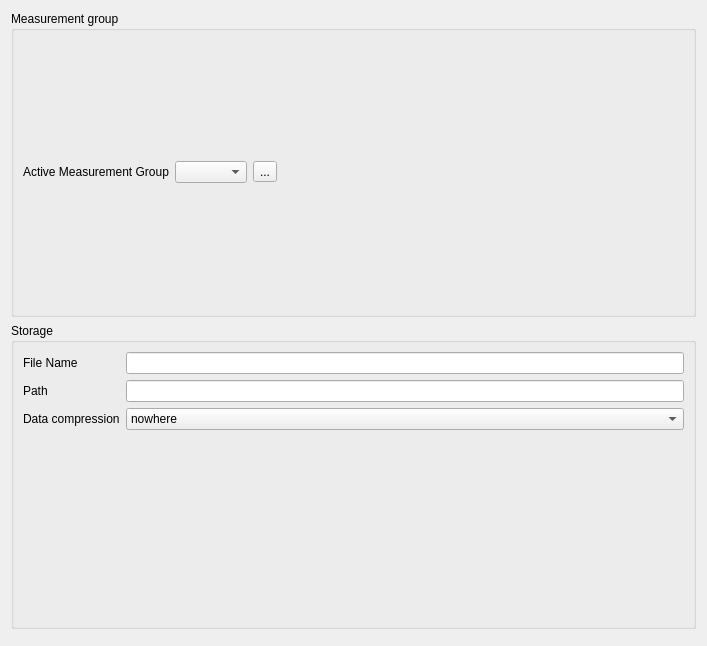
taurus-org/taurus, file lib/taurus/qt/qtgui/extra_sardana/ui/ExpDescriptionEditor.ui: the form before one commit.
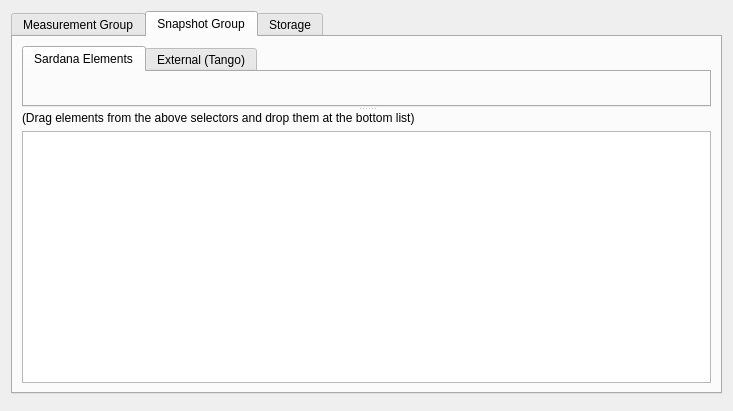
The form after the commit. The open tabs and pages were chosen to show the change. Custom widgets are drawn as their Qt base class.

Commit message: improved experiment description widget. Now it supports preScanSnapshot.

Patch:
```diff
--- a/lib/taurus/qt/qtgui/extra_sardana/ui/ExpDescriptionEditor.ui
+++ b/lib/taurus/qt/qtgui/extra_sardana/ui/ExpDescriptionEditor.ui
@@ -1,24 +1,28 @@
 <ui version="4.0" >
  <class>ExpDescriptionEditor</class>
- <widget class="QWidget" name="ExpDescriptionEditor" >
-  <property name="geometry" >
+ <widget class="QWidget" name="ExpDescriptionEditor">
+  <property name="geometry">
    <rect>
     <x>0</x>
     <y>0</y>
-    <width>707</width>
-    <height>646</height>
+    <width>733</width>
+    <height>411</height>
    </rect>
   </property>
   <property name="windowTitle" >
    <string>Form</string>
   </property>
-  <layout class="QVBoxLayout" name="verticalLayout_2" >
+  <layout class="QVBoxLayout" name="verticalLayout_3">
    <item>
-    <widget class="TaurusGroupBox" name="taurusGroupBox" >
-     <property name="title" >
-      <string>Measurement group</string>
+    <widget class="QTabWidget" name="tabWidget">
+     <property name="currentIndex">
+      <number>0</number>
      </property>
-     <layout class="QVBoxLayout" name="verticalLayout" >
+     <widget class="QWidget" name="mntGrpTab">
+      <attribute name="title">
+       <string>Measurement Group</string>
+      </attribute>
+      <layout class="QVBoxLayout" name="verticalLayout">
       <item>
        <layout class="QHBoxLayout" name="horizontalLayout" >
         <item>
@@ -58,42 +62,106 @@
       </item>
      </layout>
     </widget>
-   </item>
+     <widget class="QWidget" name="tab_2">
+      <attribute name="title">
+       <string>Snapshot Group</string>
+      </attribute>
+      <layout class="QVBoxLayout" name="verticalLayout_6">
+       <item>
+        <widget class="QSplitter" name="splitter">
+         <property name="orientation">
+          <enum>Qt::Vertical</enum>
+         </property>
+         <widget class="QTabWidget" name="tabWidget_2">
+          <property name="currentIndex">
+           <number>0</number>
+          </property>
+          <widget class="QWidget" name="tab_4">
+           <attribute name="title">
+            <string>Sardana Elements</string>
+           </attribute>
+           <layout class="QVBoxLayout" name="verticalLayout_5">
+            <item>
+             <widget class="SardanaElementTreeWidget" name="sardanaElementTree"/>
+            </item>
+           </layout>
+          </widget>
+          <widget class="QWidget" name="tab">
+           <attribute name="title">
+            <string>External (Tango)</string>
+           </attribute>
+           <layout class="QVBoxLayout" name="verticalLayout_4">
    <item>
-    <widget class="QGroupBox" name="groupBox" >
-     <property name="title" >
+             <widget class="TaurusModelSelectorTree" name="taurusModelTree"/>
+            </item>
+           </layout>
+          </widget>
+         </widget>
+         <widget class="QWidget" name="layoutWidget">
+          <layout class="QVBoxLayout" name="verticalLayout_2">
+           <item>
+            <widget class="QLabel" name="label_5">
+             <property name="text">
+              <string>(Drag elements from the above selectors and drop them at the bottom list)</string>
+             </property>
+            </widget>
+           </item>
+           <item>
+            <widget class="TaurusModelList" name="preScanList"/>
+           </item>
+          </layout>
+         </widget>
+        </widget>
+       </item>
+      </layout>
+     </widget>
+     <widget class="QWidget" name="tab_3">
+      <attribute name="title">
       <string>Storage</string>
-     </property>
-     <layout class="QFormLayout" name="formLayout" >
-      <item row="0" column="0" >
-       <widget class="QLabel" name="label_3" >
-        <property name="text" >
+      </attribute>
+      <layout class="QGridLayout" name="gridLayout">
+       <item row="0" column="1">
+        <spacer name="verticalSpacer_2">
+         <property name="orientation">
+          <enum>Qt::Vertical</enum>
+         </property>
+         <property name="sizeHint" stdset="0">
+          <size>
+           <width>20</width>
+           <height>246</height>
+          </size>
+         </property>
+        </spacer>
+       </item>
+       <item row="1" column="0" colspan="2">
+        <widget class="QLabel" name="label_3">
+         <property name="text">
          <string>File Name</string>
         </property>
        </widget>
       </item>
-      <item row="0" column="1" >
-       <widget class="QLineEdit" name="filenameLE" />
-      </item>
-      <item row="1" column="0" >
-       <widget class="QLabel" name="label_2" >
-        <property name="text" >
+       <item row="1" column="2">
+        <widget class="QLineEdit" name="filenameLE"/>
+       </item>
+       <item row="2" column="0">
+        <widget class="QLabel" name="label_2">
+         <property name="text">
          <string>Path</string>
         </property>
        </widget>
       </item>
-      <item row="1" column="1" >
-       <widget class="QLineEdit" name="pathLE" />
-      </item>
-      <item row="2" column="0" >
-       <widget class="QLabel" name="label_4" >
-        <property name="text" >
+       <item row="2" column="2">
+        <widget class="QLineEdit" name="pathLE"/>
+       </item>
+       <item row="3" column="0" colspan="2">
+        <widget class="QLabel" name="label_4">
+         <property name="text">
          <string>Data compression</string>
         </property>
        </widget>
       </item>
-      <item row="2" column="1" >
-       <widget class="QComboBox" name="compressionCB" >
+       <item row="3" column="2">
+        <widget class="QComboBox" name="compressionCB">
         <item>
          <property name="text" >
           <string>nowhere</string>
@@ -121,8 +189,22 @@
         </item>
        </widget>
       </item>
-     </layout>
-    </widget>
+       <item row="4" column="1">
+        <spacer name="verticalSpacer">
+         <property name="orientation">
+          <enum>Qt::Vertical</enum>
+         </property>
+         <property name="sizeHint" stdset="0">
+          <size>
+           <width>20</width>
+           <height>245</height>
+          </size>
+         </property>
+        </spacer>
+       </item>
+      </layout>
+     </widget>
+    </widget>
    </item>
    <item>
     <widget class="QDialogButtonBox" name="buttonBox" >
@@ -135,15 +217,31 @@
  </widget>
  <customwidgets>
   <customwidget>
-   <class>TaurusGroupBox</class>
-   <extends>QGroupBox</extends>
-   <header>taurus.qt.qtgui.container</header>
-   <container>1</container>
+   <class>SardanaElementTreeWidget</class>
+   <extends>QMainWindow</extends>
+   <header>taurus.qt.qtgui.extra_sardana</header>
+  </customwidget>
+  <customwidget>
+   <class>TaurusModelList</class>
+   <extends>QListView</extends>
+   <header>taurus.qt.qtgui.panel</header>
   </customwidget>
   <customwidget>
    <class>MntGrpChannelEditor</class>
    <extends>QMainWindow</extends>
    <header>taurus.qt.qtgui.extra_sardana</header>
+   <container>1</container>
+  </customwidget>
+  <customwidget>
+   <class>TaurusModelSelectorTree</class>
+   <extends>TaurusWidget</extends>
+   <header>taurus.qt.qtgui.panel</header>
+  </customwidget>
+  <customwidget>
+   <class>TaurusWidget</class>
+   <extends>QWidget</extends>
+   <header>taurus.qt.qtgui.container</header>
+   <container>1</container>
   </customwidget>
  </customwidgets>
  <resources/>
```
Left out of the diff: 39 changed lines with no effect on the pictures. Lines whose indentation alone changed are shown as unchanged. The commit also changes 3 other files.
